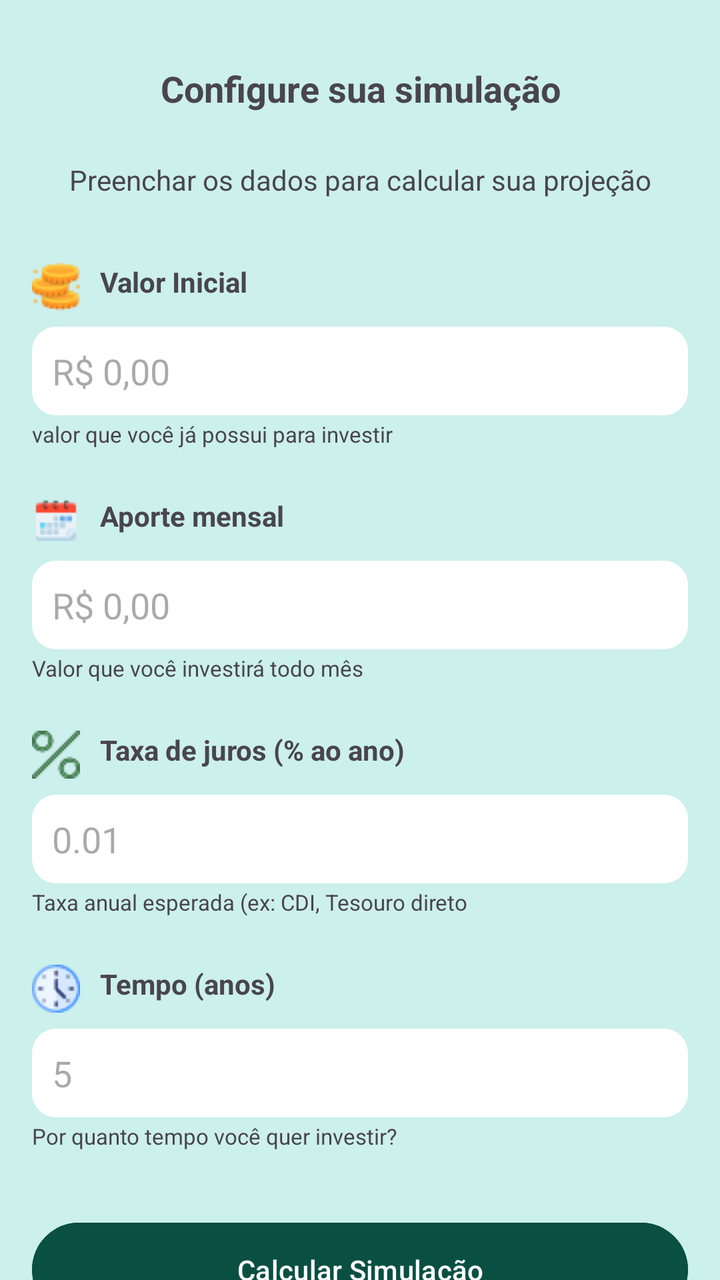
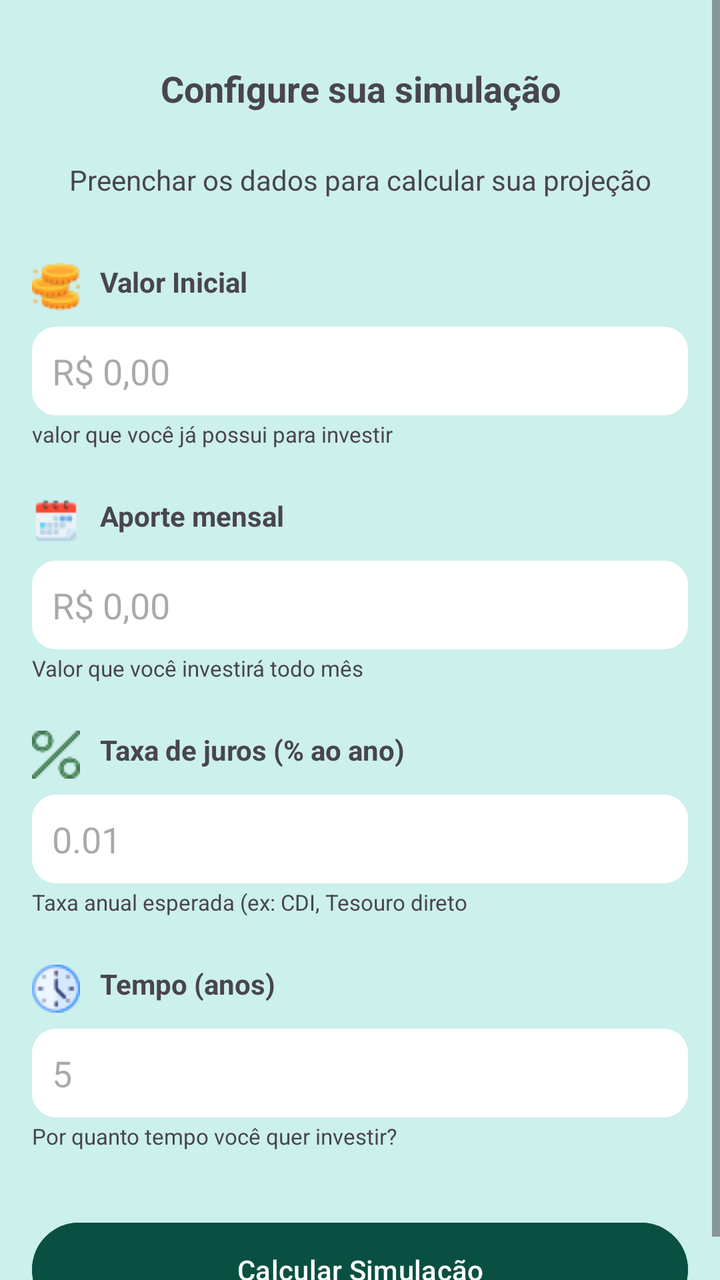

Before-and-after screenshots of an Android layout around one commit, followed by the original layout XML and the change that was made.
<!-- AndroidManifest.xml: application theme Theme.Finans -->
<!-- res/layout/activity_calculo_simulacao.xml -->
<?xml version="1.0" encoding="utf-8"?>
<androidx.constraintlayout.widget.ConstraintLayout xmlns:android="http://schemas.android.com/apk/res/android"
    xmlns:app="http://schemas.android.com/apk/res-auto"
    xmlns:tools="http://schemas.android.com/tools"
    android:id="@+id/main"
    android:layout_width="match_parent"
    android:layout_height="match_parent"
    tools:context=".view.CalculoSimulacaoActivity"
    android:background="@color/verde_claro">

    <TextView
        android:id="@+id/textView7"
        android:layout_width="0dp"
        android:layout_height="wrap_content"
        android:layout_marginStart="16dp"
        android:layout_marginTop="32dp"
        android:layout_marginEnd="16dp"
        android:text="Configure sua simulação"
        android:textAlignment="center"
        android:textSize="18sp"
        android:textStyle="bold"
        app:layout_constraintEnd_toEndOf="parent"
        app:layout_constraintStart_toStartOf="parent"
        app:layout_constraintTop_toTopOf="parent" />

    <TextView
        android:id="@+id/textView8"
        android:layout_width="0dp"
        android:layout_height="wrap_content"
        android:layout_marginStart="16dp"
        android:layout_marginTop="24dp"
        android:layout_marginEnd="16dp"
        android:textAlignment="center"
        android:text="Preenchar os dados para calcular sua projeção"
        app:layout_constraintEnd_toEndOf="parent"
        app:layout_constraintStart_toStartOf="parent"
        app:layout_constraintTop_toBottomOf="@+id/textView7" />

    <TextView
        android:id="@+id/textView9"
        android:layout_width="wrap_content"
        android:layout_height="wrap_content"
        android:layout_marginStart="16dp"
        android:layout_marginTop="32dp"
        android:text="Valor Inicial"
        android:textStyle="bold"
        android:drawableLeft="@drawable/ic_valor_inicial"
        android:drawablePadding="10dp"
        app:layout_constraintStart_toStartOf="parent"
        app:layout_constraintTop_toBottomOf="@+id/textView8" />

    <EditText
        android:id="@+id/editValorInicial"
        android:layout_width="0dp"
        android:layout_height="wrap_content"
        android:layout_marginStart="16dp"
        android:layout_marginTop="8dp"
        android:layout_marginEnd="16dp"
        android:ems="10"
        android:inputType="text|numberDecimal"
        android:hint="R$ 0,00"
        android:padding="10dp"
        android:background="@drawable/fundo_edit"
        app:layout_constraintEnd_toEndOf="parent"
        app:layout_constraintStart_toStartOf="parent"
        app:layout_constraintTop_toBottomOf="@+id/textView9" />

    <TextView
        android:id="@+id/textView10"
        android:layout_width="wrap_content"
        android:layout_height="wrap_content"
        android:layout_marginStart="16dp"
        android:layout_marginTop="24dp"
        android:drawableLeft="@drawable/ic_aporte_mensal"
        android:drawablePadding="10dp"
        android:text="Aporte mensal"
        android:textStyle="bold"
        app:layout_constraintStart_toStartOf="parent"
        app:layout_constraintTop_toBottomOf="@+id/textView11" />

    <EditText
        android:id="@+id/editAportemensal"
        android:layout_width="0dp"
        android:layout_height="wrap_content"
        android:layout_marginStart="16dp"
        android:layout_marginTop="8dp"
        android:layout_marginEnd="16dp"
        android:ems="10"
        android:inputType="text|numberDecimal"
        android:hint="R$ 0,00"
        android:padding="10dp"
        android:background="@drawable/fundo_edit"
        app:layout_constraintEnd_toEndOf="parent"
        app:layout_constraintStart_toStartOf="parent"
        app:layout_constraintTop_toBottomOf="@+id/textView10" />

    <TextView
        android:id="@+id/textView11"
        android:layout_width="wrap_content"
        android:layout_height="wrap_content"
        android:layout_marginStart="16dp"
        android:layout_marginTop="2dp"
        android:text="valor que você já possui para investir"
        android:textSize="11sp"
        app:layout_constraintStart_toStartOf="parent"
        app:layout_constraintTop_toBottomOf="@+id/editValorInicial" />

    <TextView
        android:id="@+id/textView12"
        android:layout_width="wrap_content"
        android:layout_height="wrap_content"
        android:layout_marginStart="16dp"
       android:layout_marginTop="2dp"
        android:text="Valor que você investirá todo mês"
        android:textSize="11sp"
        app:layout_constraintStart_toStartOf="parent"
        app:layout_constraintTop_toBottomOf="@+id/editAportemensal" />

    <TextView
        android:id="@+id/textView13"
        android:layout_width="wrap_content"
        android:layout_height="wrap_content"
        android:layout_marginStart="16dp"
        android:layout_marginTop="24dp"
        android:text="Taxa de juros (% ao ano)"
        android:textStyle="bold"
        android:drawableLeft="@drawable/ic_percentagem"
        android:drawablePadding="10dp"
        app:layout_constraintStart_toStartOf="parent"
        app:layout_constraintTop_toBottomOf="@+id/textView12" />

    <EditText
        android:id="@+id/editTaxaJuros"
        android:layout_width="0dp"
        android:layout_height="wrap_content"
        android:layout_marginStart="16dp"
        android:layout_marginTop="8dp"
        android:layout_marginEnd="16dp"
        android:ems="10"
        android:inputType="text|numberDecimal"
        android:hint="0.01"
        android:background="@drawable/fundo_edit"
        android:padding="10dp"
        app:layout_constraintEnd_toEndOf="parent"
        app:layout_constraintStart_toStartOf="parent"
        app:layout_constraintTop_toBottomOf="@+id/textView13" />

    <TextView
        android:id="@+id/textView14"
        android:layout_width="wrap_content"
        android:layout_height="wrap_content"
        android:layout_marginStart="16dp"
        android:layout_marginTop="2dp"
        android:text="Taxa anual esperada (ex: CDI, Tesouro direto"
        android:textSize="11sp"
        app:layout_constraintStart_toStartOf="parent"
        app:layout_constraintTop_toBottomOf="@+id/editTaxaJuros" />

    <TextView
        android:id="@+id/textView15"
        android:layout_width="wrap_content"
        android:layout_height="wrap_content"
        android:layout_marginStart="16dp"
        android:layout_marginTop="24dp"
        android:drawableLeft="@drawable/ic_tempo"
        android:drawablePadding="10dp"
        android:text="Tempo (anos)"
        android:textStyle="bold"
        app:layout_constraintStart_toStartOf="parent"
        app:layout_constraintTop_toBottomOf="@+id/textView14" />

    <EditText
        android:id="@+id/editTempo"
        android:layout_width="0dp"
        android:layout_height="wrap_content"
        android:layout_marginStart="16dp"
        android:layout_marginTop="8dp"
        android:layout_marginEnd="16dp"
        android:ems="10"
        android:hint="5"
        android:inputType="number"
        android:background="@drawable/fundo_edit"
        android:padding="10dp"
        app:layout_constraintEnd_toEndOf="parent"
        app:layout_constraintStart_toStartOf="parent"
        app:layout_constraintTop_toBottomOf="@+id/textView15" />

    <TextView
        android:id="@+id/textView16"
        android:layout_width="wrap_content"
        android:layout_height="wrap_content"
        android:layout_marginStart="16dp"
        android:layout_marginTop="2dp"
        android:text="Por quanto tempo você quer investir?"
        android:textSize="11sp"
        app:layout_constraintStart_toStartOf="parent"
        app:layout_constraintTop_toBottomOf="@+id/editTempo" />

    <Button
        android:id="@+id/btCalcularSimulacao"
        android:layout_width="0dp"
        android:layout_height="wrap_content"
        android:layout_marginStart="16dp"
        android:layout_marginTop="32dp"
        android:layout_marginEnd="16dp"
        android:text="Calcular Simulação"
        android:padding="14dp"
        android:backgroundTint="@color/verde"
        app:layout_constraintEnd_toEndOf="parent"
        app:layout_constraintStart_toStartOf="parent"
        app:layout_constraintTop_toBottomOf="@+id/textView16" />
</androidx.constraintlayout.widget.ConstraintLayout>
<!-- resources referenced by this layout -->
<resources>
  <color name="verde">#095042</color>
  <color name="verde_claro">#CCF0EC</color>
  <!-- drawable fundo_edit (drawable) -->
  <?xml version="1.0" encoding="utf-8"?>
  <shape xmlns:android="http://schemas.android.com/apk/res/android"
      android:shape="rectangle">
  
      <corners android:radius="12dp" />
      <solid android:color="@color/white" />
  
  </shape>
  <!-- drawable ic_aporte_mensal: png bitmap (drawable, 752 bytes) -->
  <!-- drawable ic_percentagem: png bitmap (drawable, 1062 bytes) -->
  <!-- drawable ic_tempo: png bitmap (drawable, 1153 bytes) -->
  <!-- drawable ic_valor_inicial: png bitmap (drawable, 1318 bytes) -->
  <style name="Theme.Finans" parent="Base.Theme.Finans" />
  <color name="white">#FFFFFFFF</color>
  <style name="Base.Theme.Finans" parent="Theme.Material3.DayNight.NoActionBar">
          
          
      </style>
</resources>

<!-- the commit's change to res/layout/activity_calculo_simulacao.xml (unified diff, before → after) -->
@@ -1,7 +1,13 @@
 <?xml version="1.0" encoding="utf-8"?>
-<androidx.constraintlayout.widget.ConstraintLayout xmlns:android="http://schemas.android.com/apk/res/android"
+<ScrollView
+    android:layout_width="match_parent"
+    android:layout_height="match_parent"
+    xmlns:android="http://schemas.android.com/apk/res/android"
     xmlns:app="http://schemas.android.com/apk/res-auto"
     xmlns:tools="http://schemas.android.com/tools"
+    android:fillViewport="true">
+
+<androidx.constraintlayout.widget.ConstraintLayout
     android:id="@+id/main"
     android:layout_width="match_parent"
     android:layout_height="match_parent"
@@ -210,3 +216,5 @@
         app:layout_constraintStart_toStartOf="parent"
         app:layout_constraintTop_toBottomOf="@+id/textView16" />
 </androidx.constraintlayout.widget.ConstraintLayout>
+
+</ScrollView>
